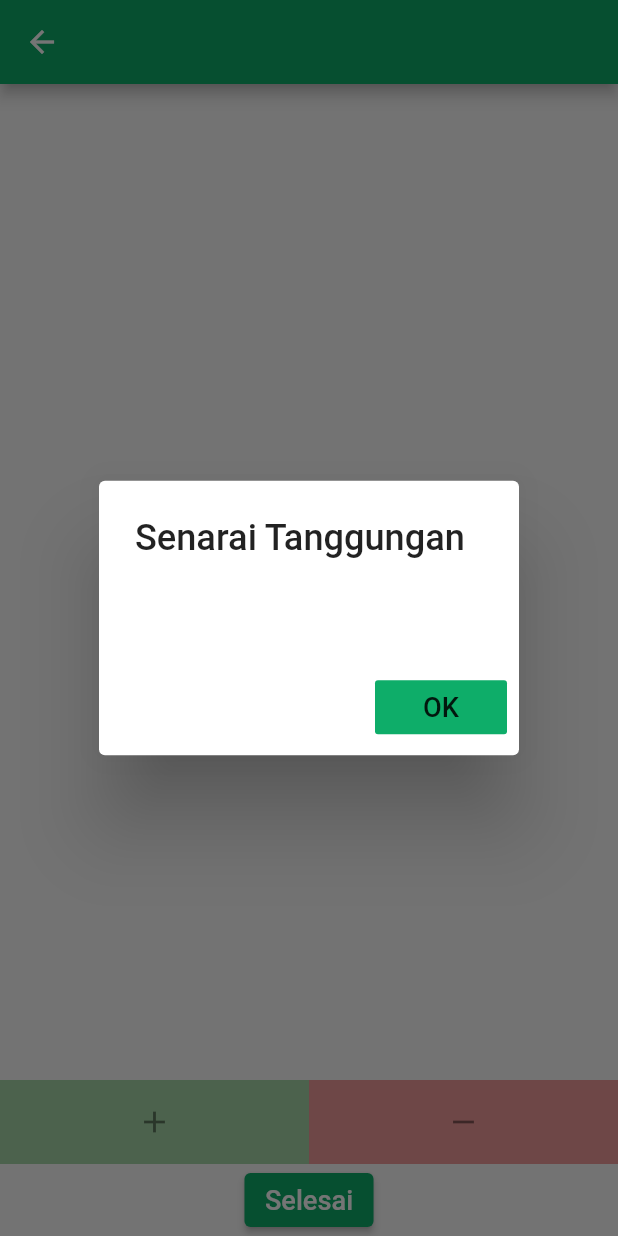
After one commit to Addin15/my_khairat, a Flutter app: the _Tanggungan screen opened directly, after a tap on the "add" icon, after a tap on the "remove" icon, after a tap on "Selesai", on a phone screen of 412 x 824 dp. The commit adds this screen. Run offline on Flutter 3.47's test engine with Material 2 defaults, Android fonts, the phone set to English and light mode, and no system bars; our stand-ins replace carousel_slider, flutter_secure_storage, flutter_spinkit, google_fonts, hive, hive_flutter and 2 more; accounts and stored records are empty; network calls fail; Roboto replaces fonts that are missing (Ubuntu).

Commit message:
Add Dependent (UI only)

```diff
--- /dev/null
+++ b/lib/pages/dependent/add_dependent.dart
@@ -0,0 +1,198 @@
+import 'package:flutter/cupertino.dart';
+import 'package:flutter/material.dart';
+import 'package:my_khairat/styles/app_color.dart';
+
+class AddDependent extends StatelessWidget {
+  @override
+  Widget build(BuildContext context) {
+    return SafeArea(
+      child: PageView(
+        children: [
+          _Tanggungan(),
+        ],
+      ),
+    );
+  }
+}
+
+class _Tanggungan extends StatefulWidget {
+  @override
+  _TanggunganState createState() => _TanggunganState();
+}
+
+class _TanggunganState extends State<_Tanggungan> {
+  List<TextEditingController> _nameControllers = [];
+  List<TextField> _nameFields = [];
+  List<TextEditingController> _relationshipControllers = [];
+  List<TextField> _relationshipFields = [];
+
+  @override
+  void dispose() {
+    for (final controller in _nameControllers) {
+      controller.dispose();
+    }
+    for (final controller in _relationshipControllers) {
+      controller.dispose();
+    }
+
+    _okController.dispose();
+    super.dispose();
+  }
+
+  @override
+  Widget build(BuildContext context) {
+    return SafeArea(
+      child: Scaffold(
+          appBar: AppBar(
+            backgroundColor: AppColor.primary,
+          ),
+          body: Column(
+            children: [
+              SizedBox(height: 10,),
+              Expanded(child: _listView()),
+              Row(children: [Expanded(child: _addTile()), Expanded(child: _removeTile()),]),
+              _okButton(context),
+
+
+            ],
+          )),
+    );
+  }
+
+  Widget _addTile() {
+    return ListTile(
+      title: Icon(Icons.add),
+      tileColor: Colors.green[200],
+      onTap: () {
+        final name = TextEditingController();
+        final relationship = TextEditingController();
+
+        final nameField = _generateTextField(name, "Nama Tanggungan");
+        final relationshipField = _generateTextField(relationship, "Hubungan");
+
+        setState(() {
+          _nameControllers.add(name);
+          _relationshipControllers.add(relationship);
+          _nameFields.add(nameField);
+          _relationshipFields.add(relationshipField);
+        });
+      },
+    );
+  }
+
+  Widget _removeTile() {
+    return ListTile(
+      title: Icon(Icons.remove),
+      tileColor: Colors.red[200],
+      onTap: () {
+        final name = TextEditingController();
+        final relationship = TextEditingController();
+
+        final nameField = _generateTextField(name, "Nama Tanggungan");
+        final relationshipField = _generateTextField(relationship, "Hubungan");
+
+        if (_nameControllers.length>0){
+        setState(() {
+          _nameControllers.removeLast();
+          _relationshipControllers.removeLast();
+          _nameFields.removeLast();
+          _relationshipFields.removeLast();
+        }
+        );}
+      },
+    );
+  }
+
+  TextField _generateTextField(TextEditingController controller, String hint) {
+    return TextField(
+      controller: controller,
+      decoration: InputDecoration(
+        border: OutlineInputBorder(),
+        labelText: hint,
+      ),
+    );
+  }
+
+  Widget _listView() {
+    final children = [
+      for (var i = 0; i < _nameControllers.length; i++)
+        Container(
+          margin: EdgeInsets.fromLTRB(10, 15, 10, 15),
+          child: InputDecorator(
+            child: Column(
+              children: [
+                _nameFields[i],
+                _relationshipFields[i],
+              ],
+            ),
+            decoration: InputDecoration(
+              labelText: (i+1).toString(),
+              border: OutlineInputBorder(
+                borderRadius: BorderRadius.circular(10.0),
+              ),
+            ),
+          ),
+        ),
+    ];
+    return SingleChildScrollView(
+      child: Column(
+        children: children,
+      ),
+    );
+  }
+
+  final _okController = TextEditingController();
+  Widget _okButton(BuildContext context) {
+
+
+    final button = ElevatedButton(
+      style: ElevatedButton.styleFrom(
+          primary: AppColor.primary,),
+      onPressed: () async {
+        String text = '';
+        //final index = int.parse(_okController.text);
+        for (var index = 0; index < _nameControllers.length; index++) {
+         text = text + (index+1).toString() +".\nNama: ${_nameControllers[index].text}\n" +
+              "Hubungan: ${_relationshipControllers[index].text}\n\n";
+        }
+        showDialog(
+          context: context,
+          builder: (BuildContext context) {
+            return AlertDialog(
+              title: new Text("Senarai Tanggungan"),
+              content: new Text(text),
+              actions: <Widget>[
+                new FlatButton(
+                  child: new Text("OK"),
+                  color: AppColor.primary,
+                  onPressed: () {
+                    Navigator.of(context).pop();
+                  },
+                ),
+              ],
+            );
+          },
+        );
+      },
+
+      child: Text("Selesai"),
+    );
+
+    return Row(
+      mainAxisSize: MainAxisSize.max,
+      mainAxisAlignment: MainAxisAlignment.spaceAround,
+      children: [
+        button,
+      ],
+    );
+  }
+}
+
+class _GroupControllers {
+  TextEditingController name = TextEditingController();
+  TextEditingController relationship = TextEditingController();
+  void dispose() {
+    name.dispose();
+    relationship.dispose();
+  }
+}
--- a/lib/pages/dependent/dependent.dart
+++ b/lib/pages/dependent/dependent.dart
@@ -1,5 +1,6 @@
 import 'package:flutter/material.dart';
 import 'package:my_khairat/DAO/user_dao.dart';
+import 'add_dependent.dart';
 
 class Dependent extends StatefulWidget {
   const Dependent({required this.userDAO, Key? key}) : super(key: key);
@@ -13,6 +14,9 @@ class Dependent extends StatefulWidget {
 class _DependentState extends State<Dependent> {
   @override
   Widget build(BuildContext context) {
-    return Container();
+    return Scaffold(body:Center(child: RaisedButton(onPressed: () {
+      Navigator.of(context).push(
+          MaterialPageRoute(builder: (context) =>AddDependent()));
+    }, child: Text('Add Dependent'),),));
   }
 }
```
Also changed, not shown: pubspec.lock.
